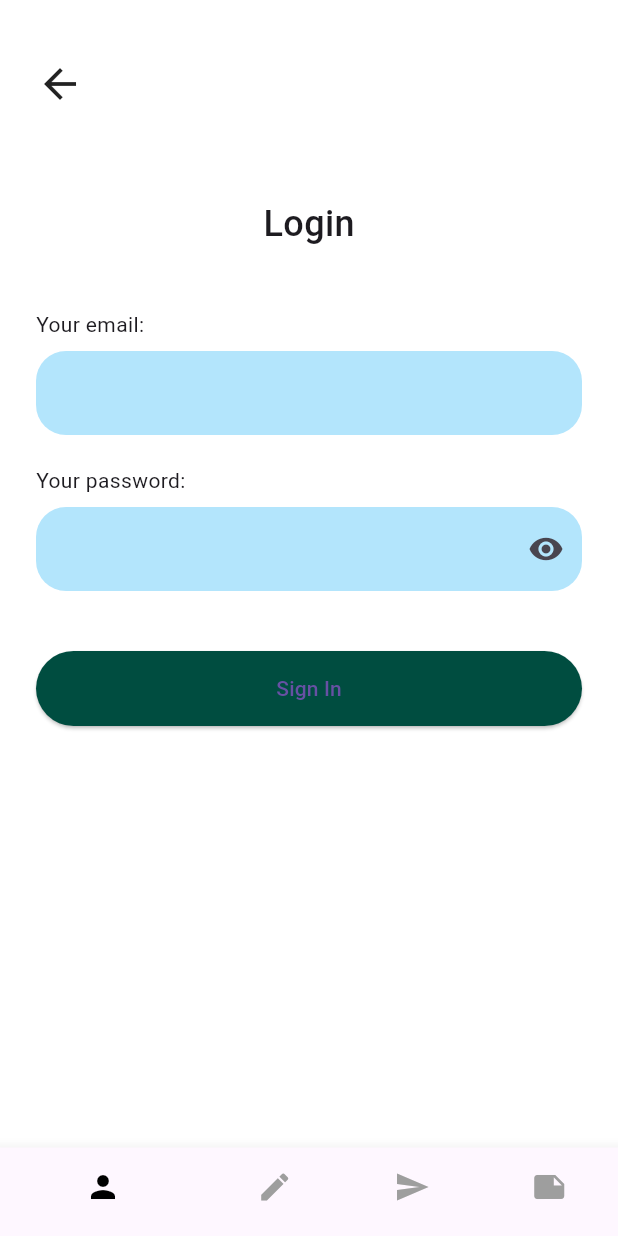
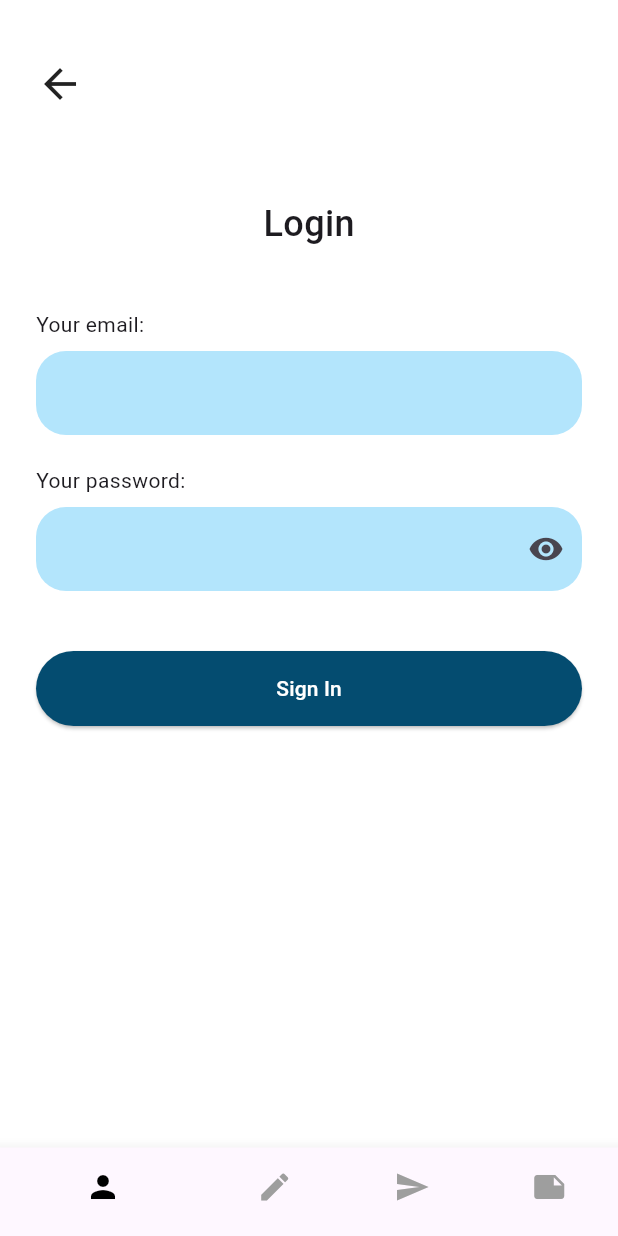
Before and after one commit to ewwaee/Mind_Care, a Flutter app: the screen it shows after launch, after a tap on "Войти", on a phone screen of 412 x 824 dp. Run offline on Flutter 3.47's test engine with Material 3 defaults, Android fonts, the phone set to English and light mode, and no system bars; our stand-ins replace badges, bottom_navy_bar, file_picker, font_awesome_flutter; missing offline and left inert: mongo_dart.

Commit message:
логин

```diff
--- a/lib/pages/login_page.dart
+++ b/lib/pages/login_page.dart
@@ -103,7 +103,8 @@ class _LoginPageState extends State<LoginPage> {
                   height: 50,
                   child: ElevatedButton(
                     style: ElevatedButton.styleFrom(
-                      backgroundColor: Colors.teal.shade900,
+                      backgroundColor: const Color(0xFF044C70),
+                      foregroundColor: const Color.fromARGB(255, 255, 255, 255),
                       shape: RoundedRectangleBorder(
                         borderRadius: BorderRadius.circular(30),
                       ),
@@ -117,6 +118,7 @@ class _LoginPageState extends State<LoginPage> {
                       }
                     },
                     child: const Text('Sign In'),
+
                   ),
                 ),
               ],
```
